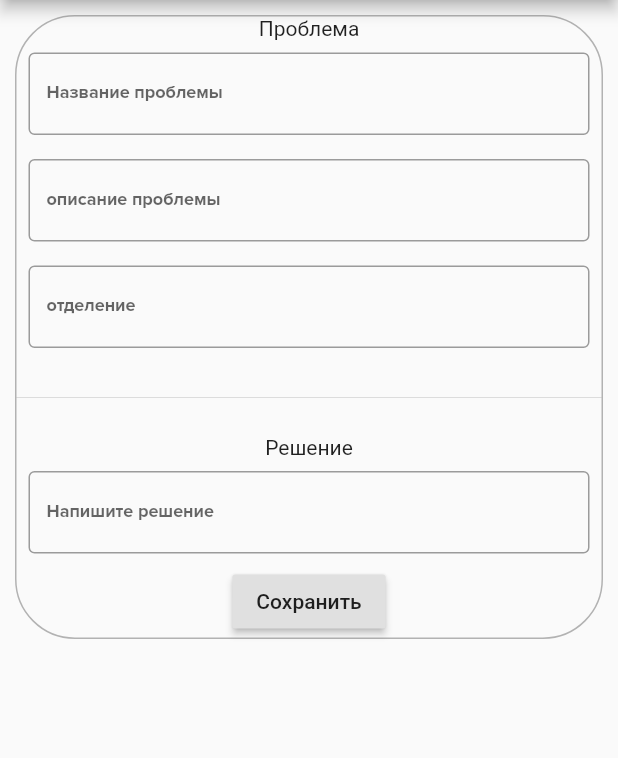
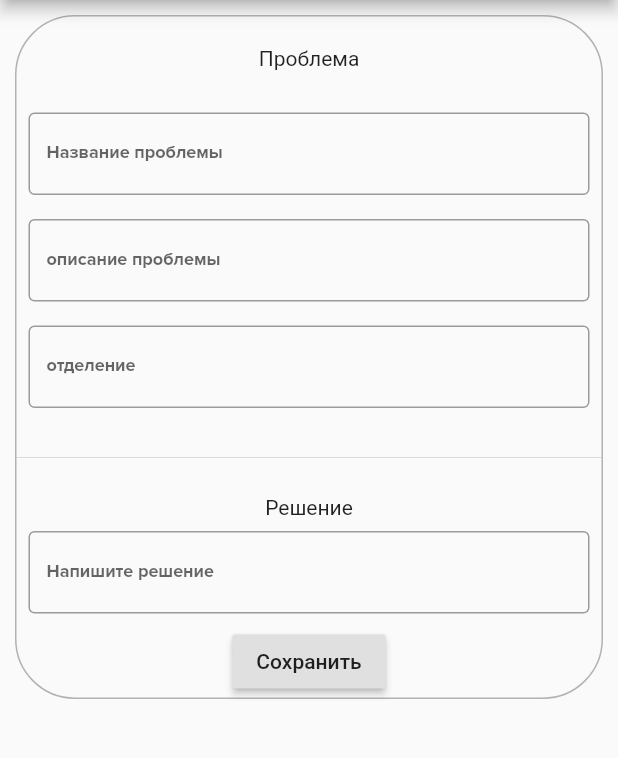
Before and after one commit to Alex3n/gazprom_connect_web, a Flutter app: the IdeaPage screen opened by its route, on a phone screen of 412 x 824 dp, the part 84-842 px from its top. Run offline on Flutter 3.47's test engine with Material 2 defaults, Android fonts, the light colour scheme and no system bars; our stand-ins replace date_format, firebase_auth, flutter_swiper, shared_preferences; missing offline and left inert: dart:html, firebase, firebase_core_web, firebase_image; accounts and stored records are empty.

Commit message:
изменение паддинг

```diff
--- a/lib/ui/pages/ideaPage.dart
+++ b/lib/ui/pages/ideaPage.dart
@@ -26,18 +26,33 @@ class _IdeaPageState extends State<IdeaPage> {
             child: Container(
               margin: EdgeInsets.all(10),
               width: 1200,
-              decoration:
-                  BoxDecoration(border: Border.all(color: maingazpromsilver),borderRadius: BorderRadius.all(Radius.circular(40.0))),
+              decoration: BoxDecoration(
+                  border: Border.all(color: maingazpromsilver),
+                  borderRadius: BorderRadius.all(Radius.circular(40.0))),
               child: Column(
                 children: <Widget>[
-                  Text('Проблема'),
-                  buildTextForm(nameProblemcontroller,label: 'Название проблемы'),
-                  buildTextForm(overviewProblemcontroller,label: 'описание проблемы'),
-                  buildTextForm(otdelcontroller,label: 'отделение'),
-                  Divider(height: 50,),
+                  Padding(padding: EdgeInsets.all(20.0),
+                  child:
+                  Text('Проблема'),),
+                  buildTextForm(nameProblemcontroller,
+                      label: 'Название проблемы'),
+                  buildTextForm(overviewProblemcontroller,
+                      label: 'описание проблемы'),
+                  buildTextForm(otdelcontroller, label: 'отделение'),
+                  Divider(
+                    height: 50,
+                  ),
                   Text('Решение'),
-                  buildTextForm(nameProblemcontroller,label: 'Напишите решение'),
-                  Center(child: RaisedButton(onPressed: (){},child: Text('Сохранить',),),),
+                  buildTextForm(nameProblemcontroller,
+                      label: 'Напишите решение'),
+                  Center(
+                    child: RaisedButton(
+                      onPressed: () {},
+                      child: Text(
+                        'Сохранить',
+                      ),
+                    ),
+                  ),
                 ],
               ),
             ),
```
